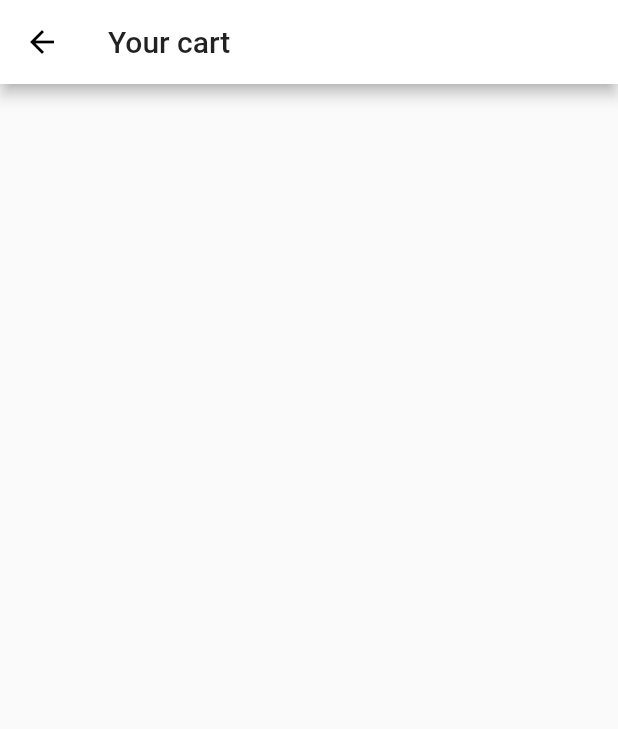
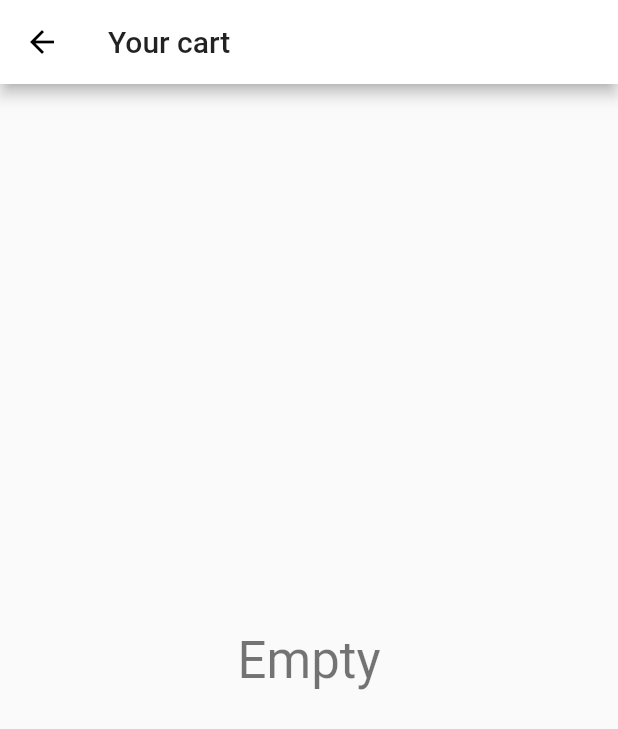
Before and after one commit to ruan65/bloc_training, a Flutter app: the CartPage screen opened by its route, on a phone screen of 412 x 824 dp. Shown: the top 729 px of the screen. Run offline on Flutter 3.47's test engine with Material 2 defaults, Android fonts, the phone set to English and light mode, and no system bars; our stand-ins replace rxdart.

Commit message:
cart page is working

```diff
--- a/lib/src/widgets/cart_page.dart
+++ b/lib/src/widgets/cart_page.dart
@@ -1,16 +1,59 @@
+import 'package:bloc_example/src/bloc/cart_provider.dart';
+import 'package:bloc_example/src/model/cart.dart';
+import 'package:bloc_example/src/model/cart_item.dart';
+import 'package:bloc_example/src/utils/is_dark.dart';
 import 'package:flutter/material.dart';
 
 class CartPage extends StatelessWidget {
+  static const routeName = "/cart";
 
-  static const routeName = "/cart";
+  CartPage();
 
   @override
   Widget build(BuildContext context) {
+    final cart = CartProvider.of(context);
+
     return Scaffold(
-      appBar: AppBar(
-        title: Text('Your cart'),
+      appBar: AppBar(title: Text('Your cart')),
+      body: StreamBuilder<List<CartItem>>(
+        stream: cart.items,
+        builder: (context, snapshot) {
+          if (snapshot.data == null || snapshot.data.isEmpty) {
+            return Center(
+              child: Text('Empty', style: Theme.of(context).textTheme.display1),
+            );
+          }
+          return ListView(
+              children:
+                  snapshot.data.map((item) => ItemTile(item: item)).toList());
+        },
       ),
-      body: null,
     );
   }
 }
+
+class ItemTile extends StatelessWidget {
+  final CartItem item;
+
+  const ItemTile({Key key, this.item}) : super(key: key);
+
+  @override
+  Widget build(BuildContext context) {
+    final textStyle = TextStyle(
+        color: isDark(item.product.color) ? Colors.white : Colors.black);
+
+    return Container(
+      color: item.product.color,
+      child: ListTile(
+        title: Text(item.product.name, style: textStyle),
+        trailing: CircleAvatar(
+          backgroundColor: const Color(0x33ffffff),
+          child: Text(
+            item.count.toString(),
+            style: textStyle,
+          ),
+        ),
+      ),
+    );
+  }
+}
```
